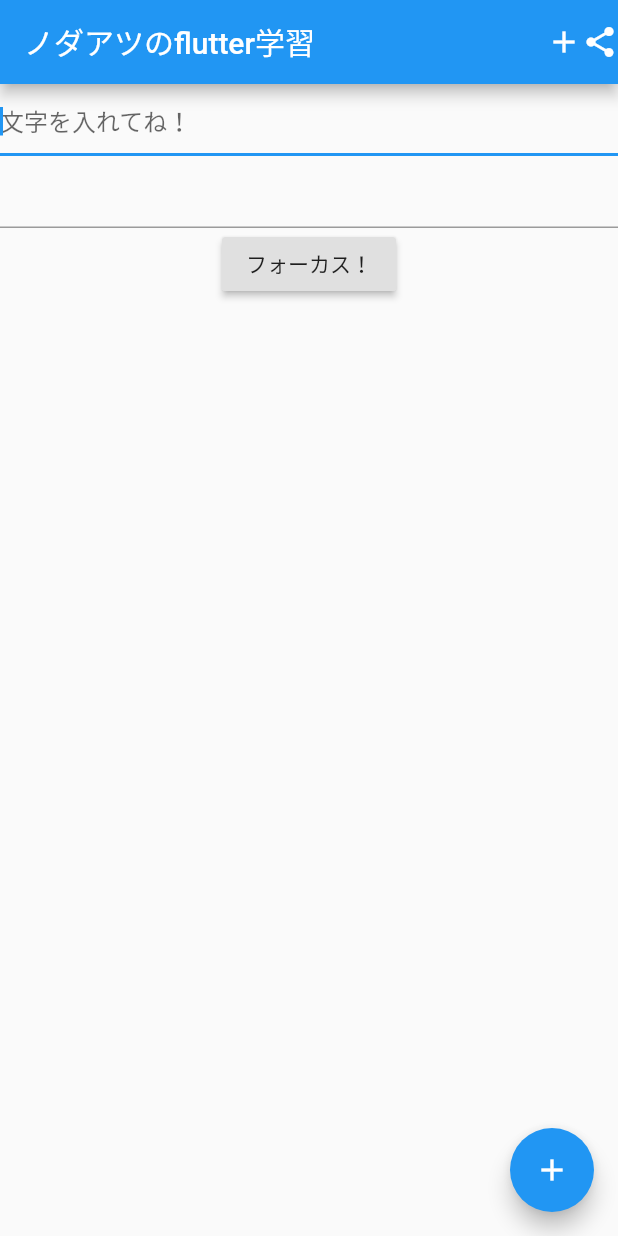
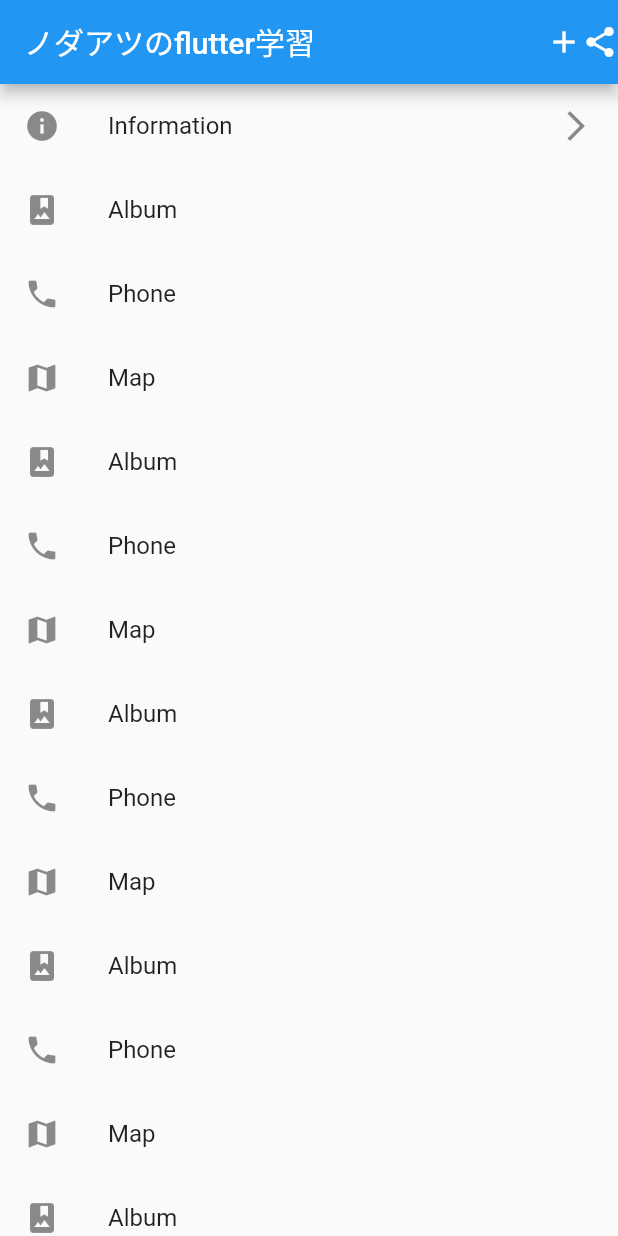
Before and after one commit to atsuki255/first_app, a Flutter app: the screen it shows after launch, on a phone screen of 412 x 824 dp. Run offline on Flutter 3.47's test engine with Material 2 defaults, Android fonts, the phone set to English and light mode, and no system bars.

Commit message:
practice list

```diff
--- a/lib/main.dart
+++ b/lib/main.dart
@@ -33,16 +33,7 @@ class MyHomePage extends StatefulWidget {
 }
 
 class _MyHomePageState extends State<MyHomePage> {
-  int _counter = 0;
 
-  void _incrementCounter() {
-    setState(() {
-
-      _counter++;
-    });
-  }
-
-  final  myFocusNode = FocusNode();
 
   @override
   Widget build(BuildContext context) {
@@ -60,33 +51,76 @@ class _MyHomePageState extends State<MyHomePage> {
       ),
       body: Container(
         width: double.infinity,
-        child: Column(
-          children: [
-            TextFormField(
-              autofocus: true,
-              decoration: InputDecoration(
-                hintText: '文字を入れてね！',
-              ),
+        child: ListView(
+          children: <Widget>[
+            ListTile(
+              leading: Icon(Icons.info),
+              title: Text('Information'),
+              trailing: Icon(Icons.arrow_forward_ios),
+              onTap: (){
+                Navigator.push(
+                  context,
+                  MaterialPageRoute(builder: (context) => NextPage("ノダアツ")),
+                );
+                //TODO: 画面遷移
+              },
             ),
-            TextField(
-              focusNode: myFocusNode,
+            ListTile(
+              leading: Icon(Icons.photo_album),
+              title: Text('Album'),
             ),
-            RaisedButton(
-              child: Text("フォーカス！"),
-              onPressed: (){
-                // TODO:ここにフォーカスするためにコード
-                myFocusNode.requestFocus();
-              },
+            ListTile(
+              leading: Icon(Icons.phone),
+              title: Text('Phone'),
+            ),
+            ListTile(
+              leading: Icon(Icons.map),
+              title: Text('Map'),
+            ),
+            ListTile(
+              leading: Icon(Icons.photo_album),
+              title: Text('Album'),
+            ),
+            ListTile(
+              leading: Icon(Icons.phone),
+              title: Text('Phone'),
+            ), ListTile(
+              leading: Icon(Icons.map),
+              title: Text('Map'),
+            ),
+            ListTile(
+              leading: Icon(Icons.photo_album),
+              title: Text('Album'),
+            ),
+            ListTile(
+              leading: Icon(Icons.phone),
+              title: Text('Phone'),
+            ), ListTile(
+              leading: Icon(Icons.map),
+              title: Text('Map'),
+            ),
+            ListTile(
+              leading: Icon(Icons.photo_album),
+              title: Text('Album'),
+            ),
+            ListTile(
+              leading: Icon(Icons.phone),
+              title: Text('Phone'),
+            ), ListTile(
+              leading: Icon(Icons.map),
+              title: Text('Map'),
+            ),
+            ListTile(
+              leading: Icon(Icons.photo_album),
+              title: Text('Album'),
+            ),
+            ListTile(
+              leading: Icon(Icons.phone),
+              title: Text('Phone'),
             ),
           ],
         ),
       ),
-
-      floatingActionButton: FloatingActionButton(
-        onPressed: _incrementCounter,
-        tooltip: 'Increment',
-        child: Icon(Icons.add),
-      ), // This trailing comma makes auto-formatting nicer for build methods.
     );
   }
 }
```
